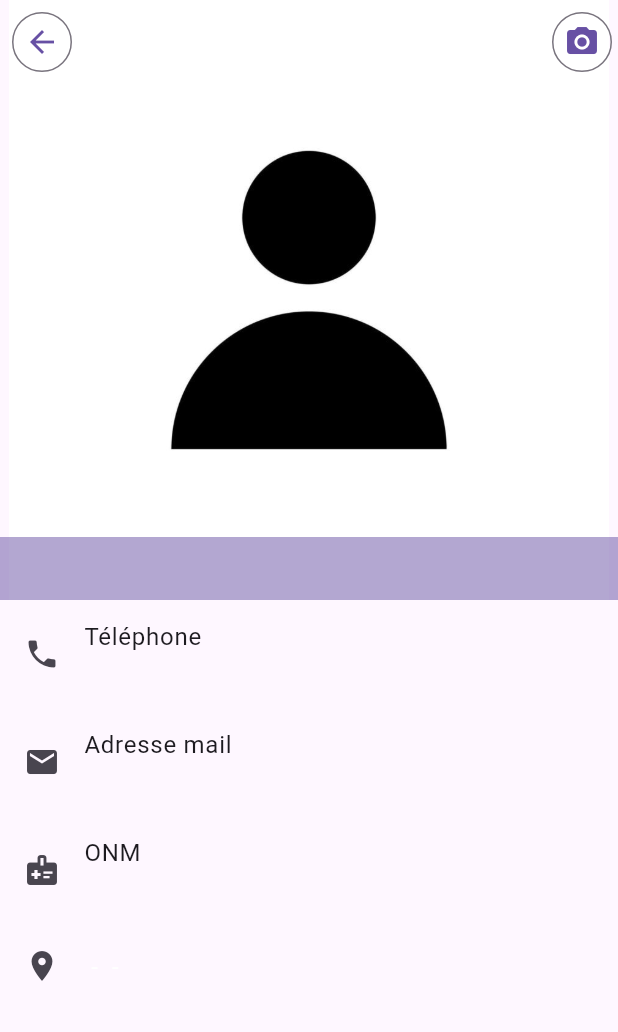
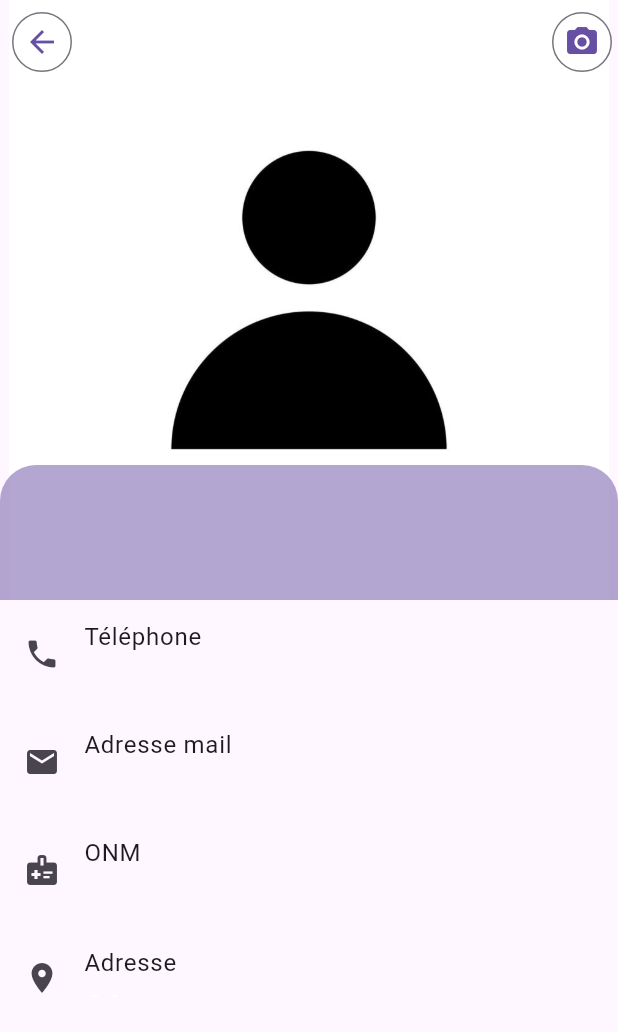
Before and after one commit to narisraz/doc-discovery, a Flutter app: the PractitionerProfile screen opened directly with empty values, on a phone screen of 412 x 824 dp. Shown: the top 1032 px of the screen. Run offline on Flutter 3.47's test engine with Material 3 defaults, Android fonts, the phone set to English and light mode, and no system bars; our stand-ins replace cloud_firestore, dartz, equatable, file_picker, firebase_core, firebase_storage and 2 more; missing offline and left inert: algolia; accounts and stored records are empty; generated files the repository leaves out were written again.

Commit message:
💄 Update ui

```diff
--- a/lib/presentation/profile/practitioner_profile.dart
+++ b/lib/presentation/profile/practitioner_profile.dart
@@ -74,22 +74,35 @@ class PractitionerProfileState extends ConsumerState<PractitionerProfile> {
                   child: isUploadingPictureProfile
                       ? const Center(child: CircularProgressIndicator())
                       : profilePicture.isNotEmpty
-                        ? Image.network(profilePicture)
+                          ? Image.network(
+                              profilePicture,
+                              fit: BoxFit.fitHeight,
+                            )
                           : Image.asset("assets/images/default-profile.jpg"),
                 ),
                 centerTitle: true,
                 titlePadding: EdgeInsets.zero,
-              title: Container(
+                title: ClipRRect(
+                  borderRadius: const BorderRadius.only(
+                    topLeft: Radius.circular(16),
+                    topRight: Radius.circular(16),
+                  ),
+                  child: Container(
+                    padding: const EdgeInsets.symmetric(vertical: 16),
                     decoration: BoxDecoration(
-                  backgroundBlendMode: BlendMode.darken,
-                  color: Theme.of(context).colorScheme.primary.withOpacity(0.5),
+                      color: Theme.of(context)
+                          .colorScheme
+                          .primary
+                          .withOpacity(0.5),
                     ),
                     child: Row(
                       mainAxisAlignment: MainAxisAlignment.center,
                       children: [
                         Text(
-                        "${widget.practitioner.givenName} ${widget.practitioner.familyName}")
+                          "${widget.practitioner.givenName} ${widget.practitioner.familyName}",
+                        )
                       ],
+                    ),
                   ),
                 ),
               ),
@@ -115,8 +128,10 @@ class PractitionerProfileState extends ConsumerState<PractitionerProfile> {
               ),
               ListTile(
                 leading: const Icon(Icons.location_on),
-              title: RichText(
-                  text: TextSpan(children: [
+                title: const Text("Adresse"),
+                subtitle: RichText(
+                  text: TextSpan(
+                    children: [
                       TextSpan(
                         text: widget.practitioner.address.road,
                       ),
@@ -128,11 +143,14 @@ class PractitionerProfileState extends ConsumerState<PractitionerProfile> {
                       TextSpan(
                         text: widget.practitioner.address.city,
                       )
-              ])),
+                    ],
+                  ),
+                ),
               ),
             ]))
           ],
-      )),
+        ),
+      ),
     );
   }
 }
```
Also changed, not shown: lib/presentation/search/search_result_item.dart (+8 -3 lines). Lines whose indentation alone changed are shown as unchanged.
